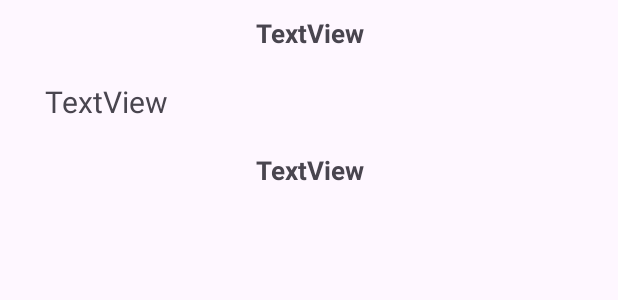
After one commit to AlexShu111/AppClining, an Android app: the layout item_order.xml on its own in the app's theme, with its tools: preview values and no code run, on a phone screen of 412 x 824 dp. The commit adds this screen. Shown: the top 300 px of the screen. Run offline under Robolectric (Android 15) with nearby library versions, the phone set to English and light mode, and no system bars; Roboto replaces fonts that are not available here.

Commit message:
commitAddOrderHistory

```diff
--- a/src/main/AndroidManifest.xml
+++ b/src/main/AndroidManifest.xml
@@ -26,6 +26,9 @@
         android:supportsRtl="true"
         android:theme="@style/Theme.AppForFun"
         tools:targetApi="31">
+        <activity
+            android:name=".OrderHistoryActivity"
+            android:exported="false" />
         <activity
             android:name=".ItemActivity"
             android:exported="false" />
--- a/src/main/java/com/example/appforfun/ActivityProfile.kt
+++ b/src/main/java/com/example/appforfun/ActivityProfile.kt
@@ -31,6 +31,7 @@ class ActivityProfile : AppCompatActivity() {
         val profLogin: TextView = findViewById(R.id.ProfLogin)
         val profEmail: TextView = findViewById(R.id.ProfEmail)
         imageBut = findViewById(R.id.ButtonForPhoto)
+        val buttonToOrderHistory: Button = findViewById(R.id.ButToOrderHistory)
 
 
         log.text = "Логин:"
@@ -66,6 +67,11 @@ class ActivityProfile : AppCompatActivity() {
             intent.type = "image/*"
             // Запуск активности для результата через новый API
             getContent.launch(intent)
+        }
+        buttonToOrderHistory.setOnClickListener {
+            val intent = Intent(this, OrderHistoryActivity::class.java)
+            intent.putExtra("USER_LOGIN", profLogin.text)
+            startActivity(intent)
         }
 
     }
--- /dev/null
+++ b/src/main/java/com/example/appforfun/Order.kt
@@ -0,0 +1,3 @@
+package com.example.appforfun
+
+data class Order(val title: String, val description: String, val price: String)
--- a/src/main/java/com/example/appforfun/ServicesAdapter.kt
+++ b/src/main/java/com/example/appforfun/ServicesAdapter.kt
@@ -37,6 +37,7 @@ class ServicesAdapter(var services: List<Services>, var context: Context): Recyc
             val inflater: MenuInflater = (itemView.context as Activity).menuInflater
             inflater.inflate(R.menu.context_menu, menu)
 
+
             menu.findItem(R.id.action_copy).setOnMenuItemClickListener {
                 val clipboard = itemView.context.getSystemService(Context.CLIPBOARD_SERVICE) as ClipboardManager
                 val clip = ClipData.newPlainText("Copied Text", desc.text)
@@ -63,6 +64,7 @@ class ServicesAdapter(var services: List<Services>, var context: Context): Recyc
         holder.desc.text = services[position].desc
         holder.price.text = services[position].price.toString() + "byn"
 
+
         val imageId = context.resources.getIdentifier(
             services[position].image,
             "drawable",
@@ -84,6 +86,8 @@ class ServicesAdapter(var services: List<Services>, var context: Context): Recyc
         holder.buttonDetail.setOnClickListener{
             val intent = Intent(context, ItemActivity::class.java)
 
+            val profLogin = intent.getStringExtra("USER_LOGIN")
+            intent.putExtra("USER_LOGIN", profLogin)
             intent.putExtra("ItemTitle",services[position].title)
             intent.putExtra("ItemText",services[position].text)
             intent.putExtra("ItemPrice",services[position].price.toString() + "byn")
--- /dev/null
+++ b/src/main/res/layout/item_order.xml
@@ -0,0 +1,37 @@
+<?xml version="1.0" encoding="utf-8"?>
+<LinearLayout xmlns:android="http://schemas.android.com/apk/res/android"
+    android:layout_width="match_parent"
+    android:layout_height="match_parent"
+    android:orientation="vertical">
+    <TextView
+        android:id="@+id/orderTitle"
+        android:layout_width="match_parent"
+        android:layout_height="wrap_content"
+        android:paddingHorizontal="30dp"
+        android:paddingVertical="10dp"
+        android:gravity="center"
+        android:textSize="17sp"
+        android:textStyle="bold"
+        android:text="TextView" />
+
+    <TextView
+        android:id="@+id/orderDescription"
+        android:layout_width="match_parent"
+        android:layout_height="wrap_content"
+        android:paddingHorizontal="30dp"
+        android:paddingVertical="10dp"
+        android:textSize="20sp"
+        android:text="TextView" />
+
+    <TextView
+        android:id="@+id/orderPrice"
+        android:layout_width="match_parent"
+        android:layout_height="wrap_content"
+        android:paddingHorizontal="30dp"
+        android:paddingVertical="10dp"
+        android:gravity="center"
+        android:textStyle="bold"
+        android:textSize="17sp"
+        android:text="TextView" />
+
+</LinearLayout>
```
Also changed, not shown: src/main/java/com/example/appforfun/DataOrder.kt (added, +64 -0 lines), src/main/java/com/example/appforfun/ItemActivity.kt (+13 -0 lines), src/main/java/com/example/appforfun/OrderAdapter.kt (added, +32 -0 lines), src/main/java/com/example/appforfun/OrderHistoryActivity.kt (added, +24 -0 lines), src/main/res/layout/activity_order_history.xml (added, +17 -0 lines), src/main/res/layout/activity_profile.xml (+14 -16 lines).
